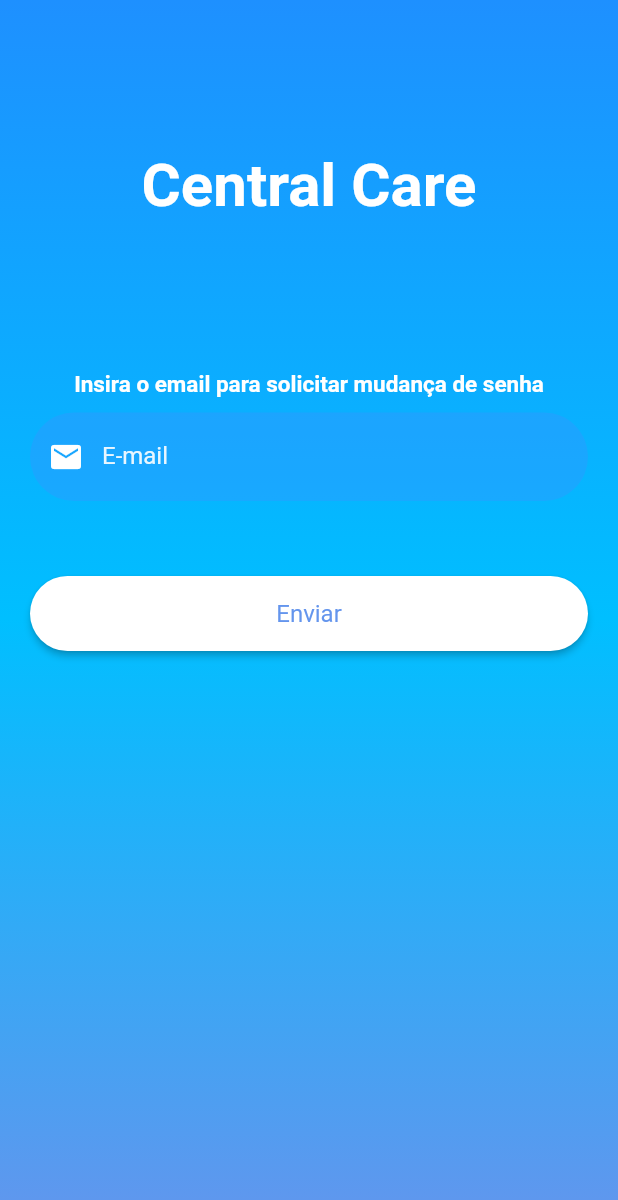
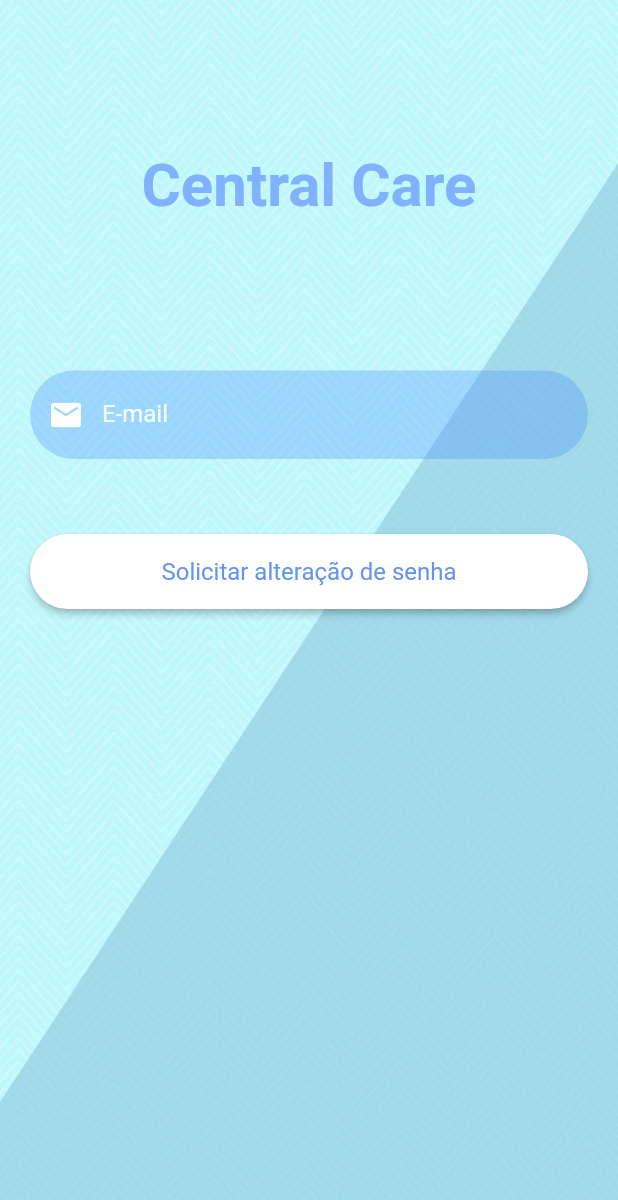
Before and after one commit to JoaocGuerra/CentralCareMobile, a Flutter app: the screen it shows after launch, after a tap on "ENTRAR", after a tap on "Esqueci minha senha", on a phone screen of 412 x 824 dp. Shown: the top 1200 px of the screen. Run offline on Flutter 3.47's test engine with Material 2 defaults, Android fonts, the phone set to English and light mode, and no system bars; our stand-ins replace brasil_fields, cloud_firestore, dio, firebase_auth, firebase_core, flutter_mobx and 4 more; missing offline and left inert: angles; accounts and stored records are empty.

Commit message:
- Solicita alteração de senha
- Solicita alteração de senha por meio de artefatos do Firebase.

Signed-off-by: JoaocGuerra <jcarlos.guerra@hotmail.com>

```diff
--- a/lib/pages/forgotPassword/forgot_password_page.dart
+++ b/lib/pages/forgotPassword/forgot_password_page.dart
@@ -1,4 +1,6 @@
-import 'package:flutter/foundation.dart';
+import 'package:centralcaremobile/helpers/validators.dart';
+import 'package:centralcaremobile/pages/signIn/sign_in_page.dart';
+import 'package:firebase_auth/firebase_auth.dart';
 import 'package:flutter/material.dart';
 
 import '../../common_widgets/custom_button.dart';
@@ -9,19 +11,33 @@ class ForgotPasswordPage extends StatelessWidget {
   final formKey = GlobalKey<FormState>();
   final emailController = TextEditingController();
   final passController = TextEditingController();
+  final scaffoldKey = GlobalKey<ScaffoldState>();
+
+  Future changePassword(BuildContext context) async {
+    try {
+      await FirebaseAuth.instance
+          .sendPasswordResetEmail(email: emailController.text.trim());
+      Navigator.pushReplacement(
+          context, MaterialPageRoute(builder: (context) => SignInPage()));
+    } catch (e) {
+      const snackBar = SnackBar(
+        backgroundColor: Colors.red,
+        content: Text("Email não cadastrado."),
+      );
+      ScaffoldMessenger.of(context).showSnackBar(snackBar);
+    }
+  }
 
   @override
   Widget build(BuildContext context) {
     return Scaffold(
+      key: scaffoldKey,
       body: Container(
           height: MediaQuery.of(context).size.height,
           width: MediaQuery.of(context).size.width,
           decoration: const BoxDecoration(
-              gradient: LinearGradient(colors: [
-            Color(0xFF1E90FF),
-            Color(0xFF00BFFF),
-            Color(0xFF6495ED),
-          ], begin: Alignment.topCenter, end: Alignment.bottomCenter)),
+              image: DecorationImage(
+                  image: AssetImage("images/fundo.jpg"), fit: BoxFit.fill)),
           child: SingleChildScrollView(
             child: Form(
               key: formKey,
@@ -30,22 +46,14 @@ class ForgotPasswordPage extends StatelessWidget {
                 child: Column(
                   children: [
                     const SizedBox(height: 100),
-                    const Text(
+                    Text(
                       "Central Care",
                       style: TextStyle(
                           fontSize: 40,
-                          color: Colors.white,
+                          color: Colors.blueAccent[100],
                           fontWeight: FontWeight.bold),
                     ),
                     const SizedBox(height: 100),
-                    const Text(
-                      "Insira o email para solicitar mudança de senha",
-                      style: TextStyle(
-                          fontSize: 15,
-                          color: Colors.white,
-                          fontWeight: FontWeight.bold),
-                    ),
-                    const SizedBox(height: 10),
                     CustomTextFormField(
                       list: const [],
                       textEditingController: emailController,
@@ -56,7 +64,9 @@ class ForgotPasswordPage extends StatelessWidget {
                       // onChanged: signInStore.setEmail,
                       // enabled: !signInStore.loading,
                       validator: (value) {
-                        if (value == null || value.isEmpty) {
+                        if (value == null ||
+                            value.isEmpty ||
+                            !emailValid(value)) {
                           return "Email Incorreto";
                         }
                         return null;
@@ -67,13 +77,10 @@ class ForgotPasswordPage extends StatelessWidget {
                     CustomButton(
                       onPressed: () {
                         if (formKey.currentState!.validate()) {
-                          if (kDebugMode) {
-                            print(
-                                "Enviando Solicitação de redefinição de senha!");
-                          }
+                          changePassword(context);
                         }
                       },
-                      text: 'Enviar',
+                      text: 'Solicitar alteração de senha',
                     ),
                   ],
                 ),
--- a/lib/pages/signIn/sign_in_page.dart
+++ b/lib/pages/signIn/sign_in_page.dart
@@ -11,7 +11,6 @@ import '../singUp/sign_up_page.dart';
 class SignInPage extends StatelessWidget {
   SignInPage({Key? key}) : super(key: key);
   final formKey = GlobalKey<FormState>();
-  final scaffoldKey = GlobalKey<ScaffoldState>();
   final emailController = TextEditingController();
   final passController = TextEditingController();
 
@@ -28,14 +27,13 @@ class SignInPage extends StatelessWidget {
         backgroundColor: Colors.red,
         content: Text("Email/Senha Incorreto."),
       );
-      scaffoldKey.currentState?.showSnackBar(snackBar);
+      ScaffoldMessenger.of(context).showSnackBar(snackBar);
     }
   }
 
   @override
   Widget build(BuildContext context) {
     return Scaffold(
-      key: scaffoldKey,
       body: Container(
           height: MediaQuery.of(context).size.height,
           width: MediaQuery.of(context).size.width,
```
